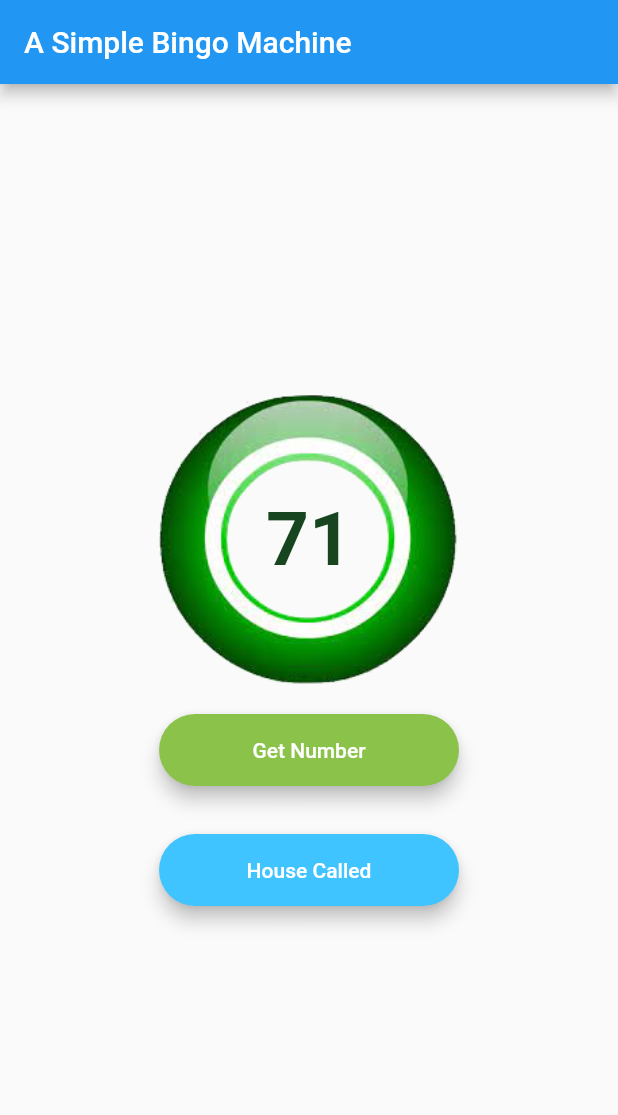
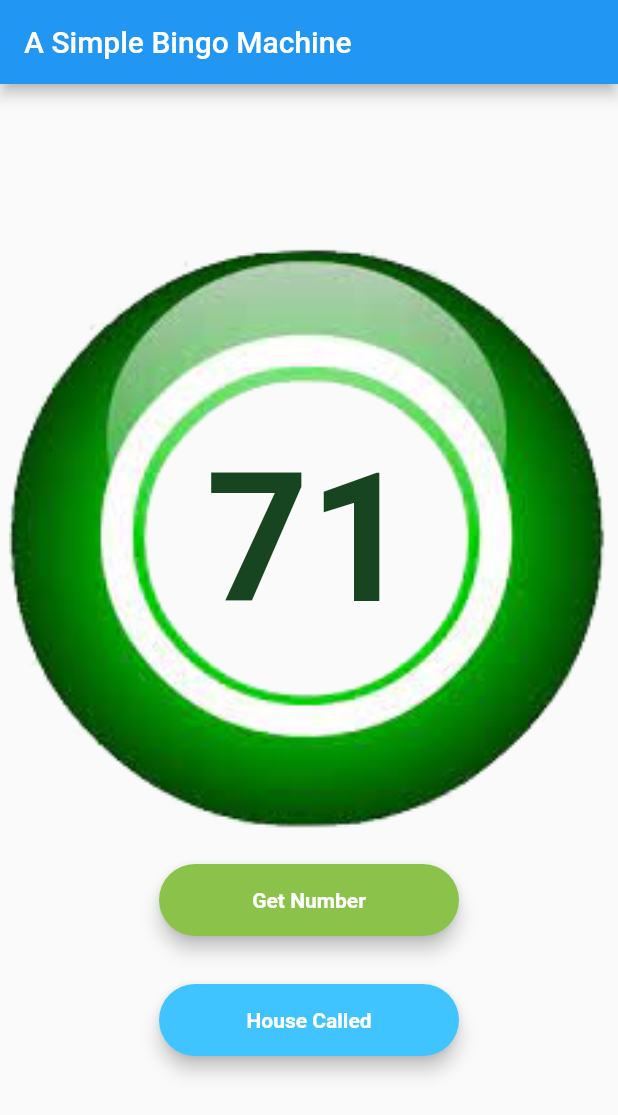
Before and after one commit to waspyfaeleith/flutter_dart_bingo_machine, a Flutter app: the screen it shows after launch, after a tap on "Get Number", on a phone screen of 412 x 824 dp. Shown: the top 1115 px of the screen. Run offline on Flutter 3.47's test engine with Material 2 defaults, Android fonts, the phone set to English and light mode, and no system bars.

Commit message:
some more styling

```diff
--- /dev/null
+++ b/lib/components/bingo_ball.dart
@@ -0,0 +1,38 @@
+import "package:flutter/material.dart";
+
+class BingoBall extends StatelessWidget {
+
+  final String text;
+
+  BingoBall( { @required this.text });
+
+  @override
+  Widget build(BuildContext context) {
+    return Container(
+      height: 400,
+      width: 400,
+      decoration: BoxDecoration(
+        image: DecorationImage(
+          scale: 400,
+          image: AssetImage(
+            'images/bingo_ball.png',
+          ),
+          fit: BoxFit.fill,
+          alignment: Alignment.center,
+        ),
+      ),
+      child: Container(
+        alignment: Alignment.center,
+        child: Text(
+          '$text',
+          textAlign: TextAlign.center,
+          style: TextStyle(
+            fontWeight: FontWeight.bold,
+            fontSize: 120,
+            color: Color(0xFF174520),
+          ),
+        ),
+      ),
+    );
+  }
+}
--- a/lib/components/rounded_button.dart
+++ b/lib/components/rounded_button.dart
@@ -24,6 +24,7 @@ class RoundedButton extends StatelessWidget {
             title,
             style: TextStyle(
               color: Colors.white,
+              fontWeight: FontWeight.bold,
             ),
           ),
         ),
--- a/lib/screens/check_screen.dart
+++ b/lib/screens/check_screen.dart
@@ -52,7 +52,10 @@ class CheckScreen extends StatelessWidget {
                   ),
                 ),
                 Text(
-                  'House called on ${Provider.of<GameData>(context).calledNumber}'
+                  'House called on ${Provider.of<GameData>(context).calledNumber}',
+                  style: TextStyle(
+                    fontSize: 30.0,
+                  ),
                 ),
                 RoundedButton(
                   title: 'Return to game',
--- a/lib/screens/game_screen.dart
+++ b/lib/screens/game_screen.dart
@@ -1,6 +1,7 @@
 //import 'dart:math';
 
 import 'package:flutter/material.dart';
+import 'package:my_fun_app/components/bingo_ball.dart';
 import 'package:my_fun_app/components/rounded_button.dart';
 import 'package:my_fun_app/models/game_data.dart';
 import 'package:my_fun_app/screens/check_screen.dart';
@@ -20,39 +21,16 @@ class GameScreen extends StatelessWidget {
         child: Column(
           mainAxisAlignment: MainAxisAlignment.center,
           children: <Widget>[
-            // Text(
-            //   Provider.of<GameData>(context).calledNumber == 0  ? 'Eyes Down...' : '${Provider.of<GameData>(context).calledNumber}',
-            //   style: TextStyle(
-            //     fontSize: 150.0,
-            //     fontWeight: FontWeight.bold
-            //   ),
-            // ),
-            Container(
-              height: 200,
-                width: 200,
-                decoration: BoxDecoration(
-                  image: DecorationImage(
-                    scale: 400,
-                    image: AssetImage(
-                        'images/bingo_ball.png',
-                    ),
-                    fit: BoxFit.fill,
-                    alignment: Alignment.center,
-                  ),
-                ),
-                child: Container(
-                  alignment: Alignment.center,
-                  child: Text(
-                      '${Provider.of<GameData>(context).calledNumber}',
-                    textAlign: TextAlign.center,
-                    style: TextStyle(
-                        fontWeight: FontWeight.bold,
-                        fontSize: 50,
-                      color: Color(0xFF174520)
-                    ),
-                  ),
-                ),
+            Provider.of<GameData>(context).calledNumber == 0  ?
+            Text(
+              'Eyes Down...',
+              style: TextStyle(
+                color: Color(0xFF174520),
+                fontSize: 100.0,
+                fontWeight: FontWeight.bold,
               ),
+            )
+            : BingoBall(text: '${Provider.of<GameData>(context).calledNumber}'),
 
             RoundedButton(
                 title: 'Get Number',
```
